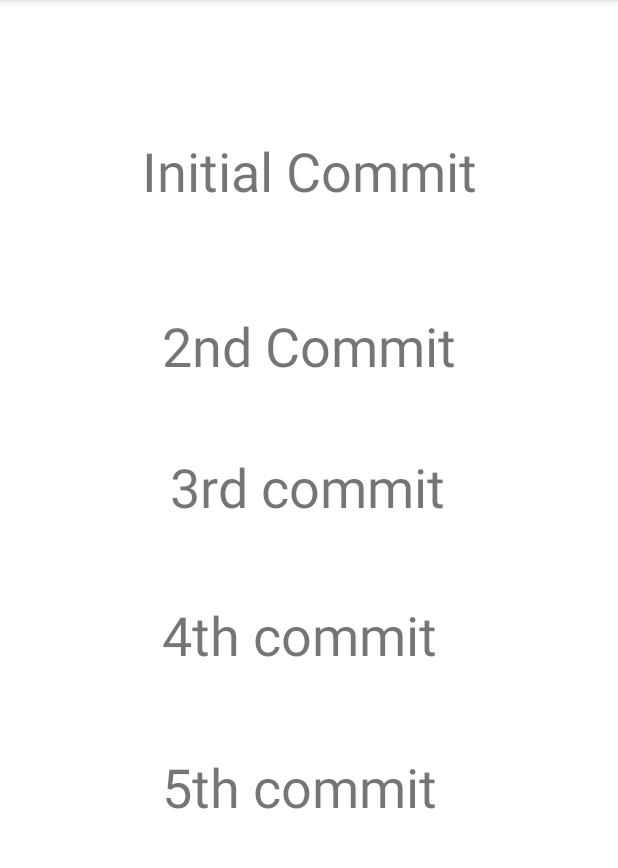
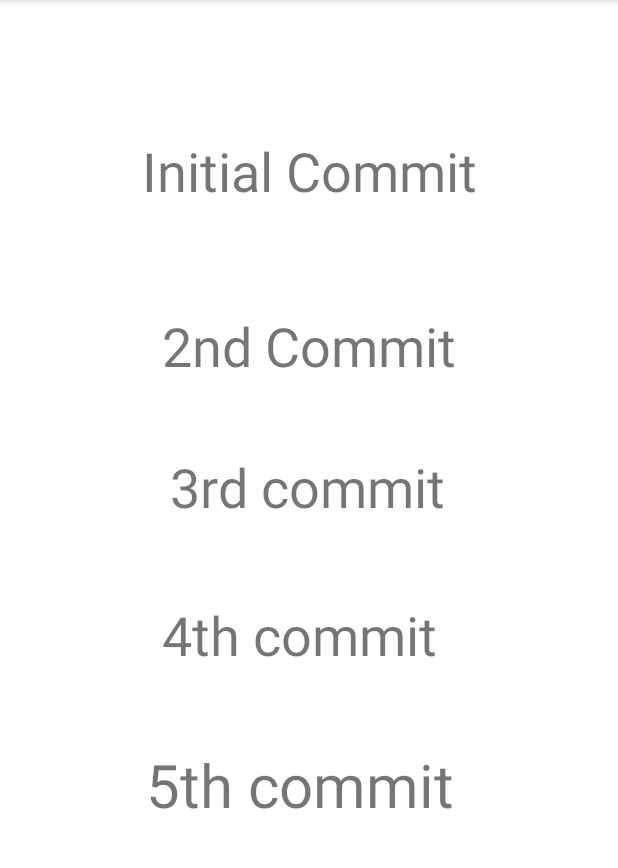
Before and after one commit to seyon-web/mad_lab3, an Android app: the screen it shows after launch (MainActivity), on a phone screen of 412 x 824 dp, the part 84-952 px from its top. Run offline under Robolectric (Android 15) with nearby library versions, the phone set to English and light mode, and no system bars.

Commit message:
6th Commit

```diff
--- a/app/src/main/res/layout/activity_main.xml
+++ b/app/src/main/res/layout/activity_main.xml
@@ -55,7 +55,7 @@
         android:layout_width="wrap_content"
         android:layout_height="wrap_content"
         android:text="@string/_5th_commit"
-        android:textSize="36sp"
+        android:textSize="40sp"
         app:layout_constraintBottom_toBottomOf="parent"
         app:layout_constraintEnd_toEndOf="parent"
         app:layout_constraintHorizontal_bias="0.471"
```
